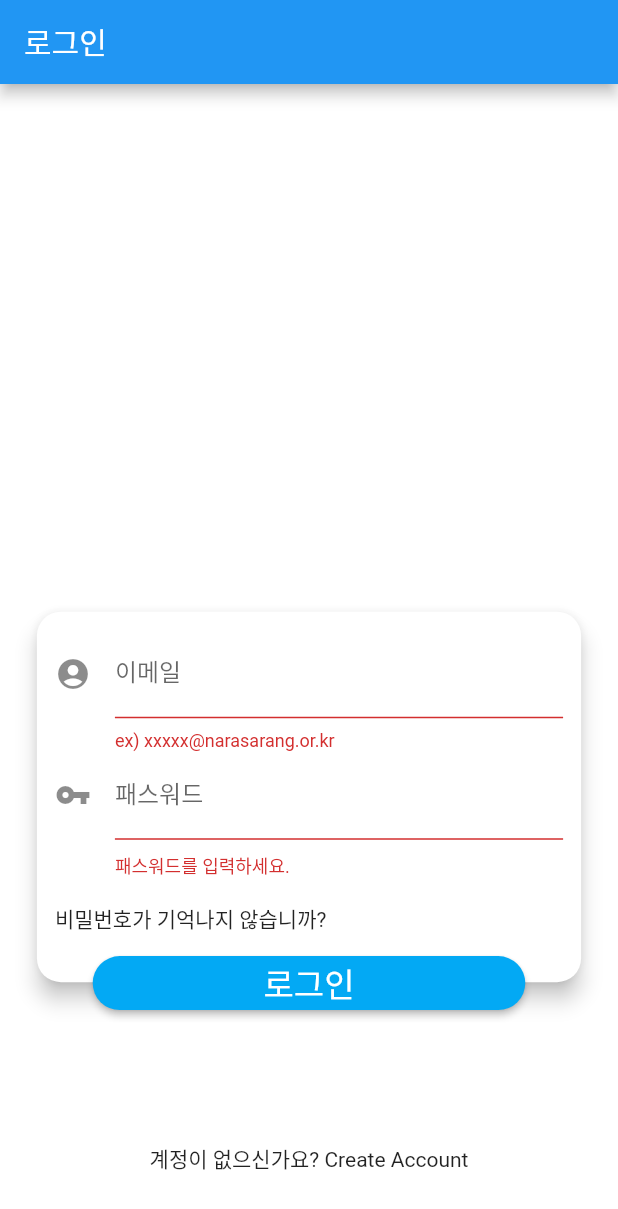
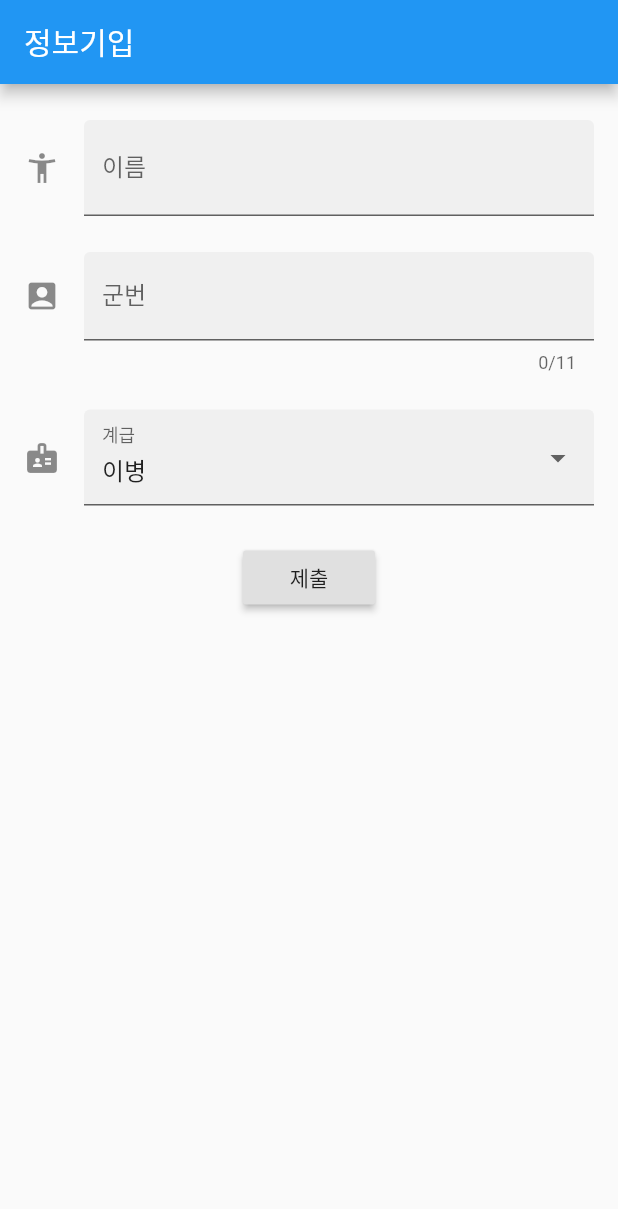
Before and after one commit to nilsys/APP_Soldier_RealTime_Phone_Return, a Flutter app: the screen it shows after launch, after a tap on "로그인", on a phone screen of 412 x 824 dp. Shown: the top 1209 px of the screen. Run offline on Flutter 3.47's test engine with Material 2 defaults, Android fonts, the phone set to English and light mode, and no system bars; our stand-ins replace device_info, firebase_auth; accounts and stored records are empty.

```diff
--- a/lib/main.dart
+++ b/lib/main.dart
@@ -1,4 +1,5 @@
 import 'package:flutter/material.dart';
+import 'package:soldier_realtime_phone_return/screen/first_page.dart';
 import 'package:soldier_realtime_phone_return/screen/login_page.dart';
 
 void main() => runApp(MyApp());
--- a/lib/screen/find_pw.dart
+++ b/lib/screen/find_pw.dart
@@ -1,8 +1,6 @@
 import 'package:flutter/material.dart';
-import 'package:soldier_realtime_phone_return/screen/login_page.dart';
-import 'package:firebase_auth/firebase_auth.dart';
 
-class passwordFindPage extends StatelessWidget {
+class PasswordFindPage extends StatelessWidget {
   @override
   Widget build(BuildContext context) {
     final Size size = MediaQuery.of(context).size;
--- /dev/null
+++ b/lib/screen/firstLaunchScreen.dart
@@ -0,0 +1,190 @@
+import 'package:flutter/cupertino.dart';
+import 'package:flutter/gestures.dart';
+import 'package:flutter/material.dart';
+import 'package:flutter/services.dart';
+import 'package:soldier_realtime_phone_return/screen/list_page.dart';
+
+class FirstLaunchAppPage extends StatelessWidget {
+  const FirstLaunchAppPage();
+
+  @override
+  Widget build(BuildContext context) {
+    final Size size = MediaQuery.of(context).size;
+
+    return Scaffold(
+      appBar: AppBar(
+          automaticallyImplyLeading: false,
+          title: Text("정보기입")
+      ),
+      body: const SignUpFormField(),
+    );
+  }
+}
+
+class SignUpFormField extends StatefulWidget{
+  const SignUpFormField({Key key}) : super(key: key);
+
+  @override
+  SignUpFormFieldState createState() => SignUpFormFieldState();
+}
+
+class UserData {
+  String userName = '';
+  String userMilSerialNum = '';
+  String userMilClass = '이병';
+  int userUnitSerialNum = 0;
+}
+
+class SignUpFormFieldState extends State<SignUpFormField>{
+  final GlobalKey<ScaffoldState> _scaffoldKey = GlobalKey<ScaffoldState>();
+  final _classes = ["이병", "일병", "상병", "병장", "부사관", "장교"];
+
+  UserData user = UserData();
+
+  void showInSnackBar(String SnackbarValue){
+    _scaffoldKey.currentState.hideCurrentSnackBar();
+    _scaffoldKey.currentState.showSnackBar(SnackBar(content: Text(SnackbarValue),));
+  }
+
+  AutovalidateMode _autovalidateMode = AutovalidateMode.disabled;
+
+  final GlobalKey<FormState> _formKey = GlobalKey<FormState>();
+  final _userMilSerialNumFormatter _userMilSerialNumFormat = _userMilSerialNumFormatter();
+
+  void _handleSubmitted(){
+    final form = _formKey.currentState;
+    if(!form.validate()){
+      _autovalidateMode = AutovalidateMode.always;
+      showInSnackBar("미입력 항목 존재");
+    }else{
+      form.save();
+      //only for text
+      showInSnackBar("이름:${user.userName}  군번:${user.userMilSerialNum}  계급:${user.userMilClass}");
+      //todo
+    }
+  }
+
+  String _validateUserName(String value){
+    if(value.isEmpty){
+      return "이름을 입력하세요";
+    }
+    return null;
+  }
+
+  String _validateMilSerialNum(String value){
+    final milSerialNumExpression = RegExp(r"^\d\d\-\d\d\d\d\d\d\d\d$");
+    if(!milSerialNumExpression.hasMatch(value)){
+      return "(##)-(########) 군번을 입력하세요";
+    }
+    return null;
+  }
+
+  @override
+  Widget build(BuildContext context) {
+    const sizedBoxSpace = SizedBox(height: 24);
+
+    return Scaffold(
+        key: _scaffoldKey,
+        body: Form(
+          key: _formKey,
+          autovalidateMode: _autovalidateMode,
+          child: Scrollbar(
+            child: SingleChildScrollView(
+              dragStartBehavior: DragStartBehavior.down,
+              padding: const EdgeInsets.symmetric(horizontal: 16),
+              child: Column(
+                crossAxisAlignment: CrossAxisAlignment.stretch,
+                children: [
+                  sizedBoxSpace,
+                  TextFormField( //userName
+                    decoration: InputDecoration(
+                        filled: true,
+                        icon: const Icon(Icons.accessibility_new),
+                        hintText: "ex)홍길동",
+                        labelText: "이름"
+                    ),
+                    onSaved: (value){
+                      user.userName = value;
+                    },
+                    validator: _validateUserName,
+                  ),
+                  sizedBoxSpace,
+                  TextFormField(
+                    decoration: InputDecoration(
+                        filled: true,
+                        icon: const Icon(Icons.account_box),
+                        hintText: "##-########",
+                        labelText: "군번"
+                    ),
+                    keyboardType: TextInputType.number,
+                    onSaved: (value){
+                      user.userMilSerialNum = value;
+                    },
+                    maxLength: 11,
+                    maxLengthEnforced: true,
+                    validator: _validateMilSerialNum,
+                    inputFormatters: <TextInputFormatter>[FilteringTextInputFormatter.digitsOnly, _userMilSerialNumFormatter(),
+                    ],
+                  ),
+                  sizedBoxSpace,
+                  DropdownButtonFormField<String>(
+                    decoration: InputDecoration(
+                        filled: true,
+                        icon: const Icon(Icons.badge),
+                        labelText: "계급",
+                        hintText: "계급을 선택하세요"
+                    ),
+                    value: user.userMilClass,
+                    onChanged: (String newValue){
+                      setState((){
+                        user.userMilClass = newValue;
+                      });
+                    },
+                    items: _classes.map<DropdownMenuItem<String>>((String value){
+                      return DropdownMenuItem<String>(
+                        value: value,
+                        child: Text(value),
+                      );
+                    }).toList(),
+                  ),
+                  //todomultileveldropdown으로 부대 선택하기
+                  sizedBoxSpace,
+                  Center(
+                    child: RaisedButton(
+                      child: Text("제출"),
+                      onPressed: (){
+                        Navigator.push(context,
+                            MaterialPageRoute(builder: (context) => ListPage()));
+                      },
+                    ),
+                  ),
+                  sizedBoxSpace
+                ],
+              ),
+            ),
+          ),
+        )
+    );
+  }
+}
+
+class _userMilSerialNumFormatter extends TextInputFormatter{
+  @override
+  TextEditingValue formatEditUpdate(TextEditingValue oldValue, TextEditingValue newValue){
+    final newTextLength = newValue.text.length;
+    final newText = StringBuffer();
+    var selectionIndex = newValue.selection.end;
+    var usedSubstringIndex = 0;
+    if(newTextLength >= 3){
+      newText.write(newValue.text.substring(0, usedSubstringIndex = 2) + '-');
+      if(newValue.selection.end >= 2) selectionIndex++;
+    }
+    if(newTextLength >= usedSubstringIndex){
+      newText.write(newValue.text.substring((usedSubstringIndex)));
+    }
+    return TextEditingValue(
+      text: newText.toString(),
+      selection:  TextSelection.collapsed(offset: selectionIndex),
+    );
+  }
+}
--- a/lib/screen/login_page.dart
+++ b/lib/screen/login_page.dart
@@ -2,6 +2,7 @@ import 'package:firebase_auth/firebase_auth.dart';
 import 'package:flutter/material.dart';
 import 'file:///C:/Users/m/AndroidStudioProjects/soldier_realtime_phone_return/lib/screen/find_pw.dart';
 import 'file:///C:/Users/m/AndroidStudioProjects/soldier_realtime_phone_return/lib/screen/join_page.dart';
+import 'package:soldier_realtime_phone_return/screen/firstLaunchScreen.dart';
 
 class LoginPage extends StatelessWidget {
   final GlobalKey<FormState> formKey = GlobalKey<FormState>();
@@ -76,7 +77,7 @@ class LoginPage extends StatelessWidget {
         color: Colors.lightBlue,
         shape: RoundedRectangleBorder(borderRadius: BorderRadius.circular(25)),
         onPressed: (){
-          if (formKey.currentState.validate()) _login(context);
+          Navigator.push(context, MaterialPageRoute(builder: (context) => FirstLaunchAppPage()));
         },
       ),
     );
@@ -117,7 +118,7 @@ class LoginPage extends StatelessWidget {
                       Text(""),
                       GestureDetector(
                         onTap: () {
-                          Navigator.push(context, MaterialPageRoute(builder: (context) => passwordFindPage()));
+                          Navigator.push(context, MaterialPageRoute(builder: (context) => PasswordFindPage()));
                         },
                         child: Text("비밀번호가 기억나지 않습니까?"),
                       ),
--- a/pubspec.yaml
+++ b/pubspec.yaml
@@ -27,14 +27,16 @@ dependencies:
 
   # The following adds the Cupertino Icons font to your application.
   # Use with the CupertinoIcons class for iOS style icons.
+  device_info: ^0.4.2+8
   cupertino_icons: ^1.0.0
   provider: ^4.3.2+2
-  firebase_auth: ^0.18.1+2
+  firebase_core: ^0.5.0
+  firebase_auth: ^0.18.1+1
 
 dev_dependencies:
   flutter_test:
     sdk: flutter
-
+  flutter_gen: ^1.2.1
 # For information on the generic Dart part of this file, see the
 # following page: https://dart.dev/tools/pub/pubspec
 
```
Also changed, not shown: lib/screen/auth_page.dart (added, +51 -0 lines), lib/screen/first_page.dart (added, +93 -0 lines), lib/screen/join_page.dart (+27 -24 lines), lib/screen/list_page.dart (+2 -10 lines), pubspec.lock.
